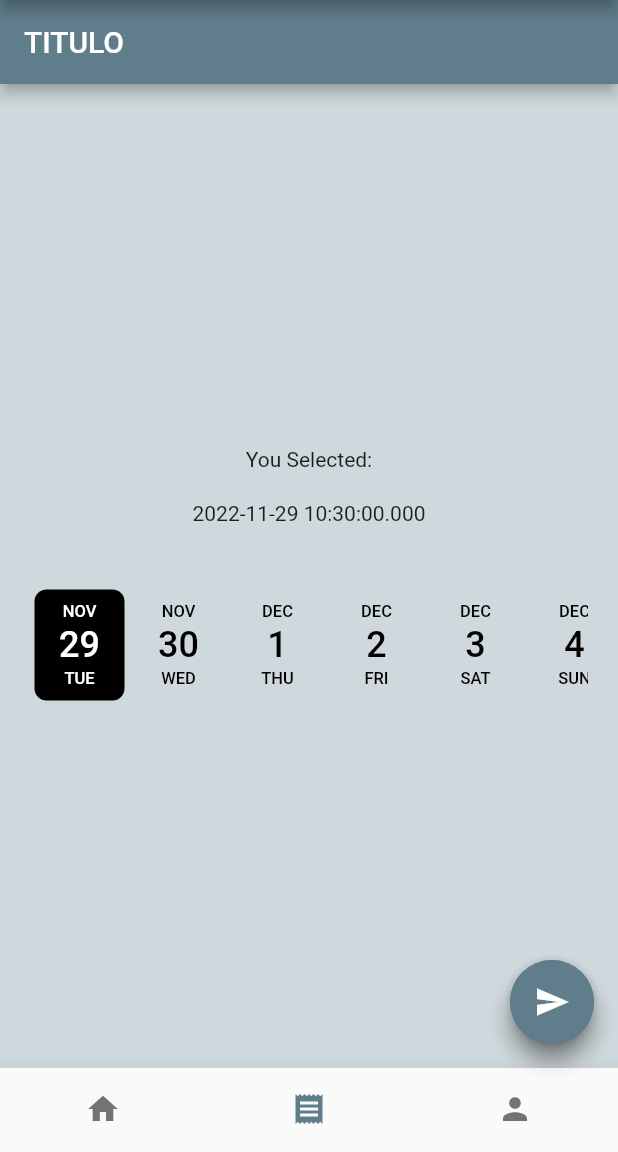
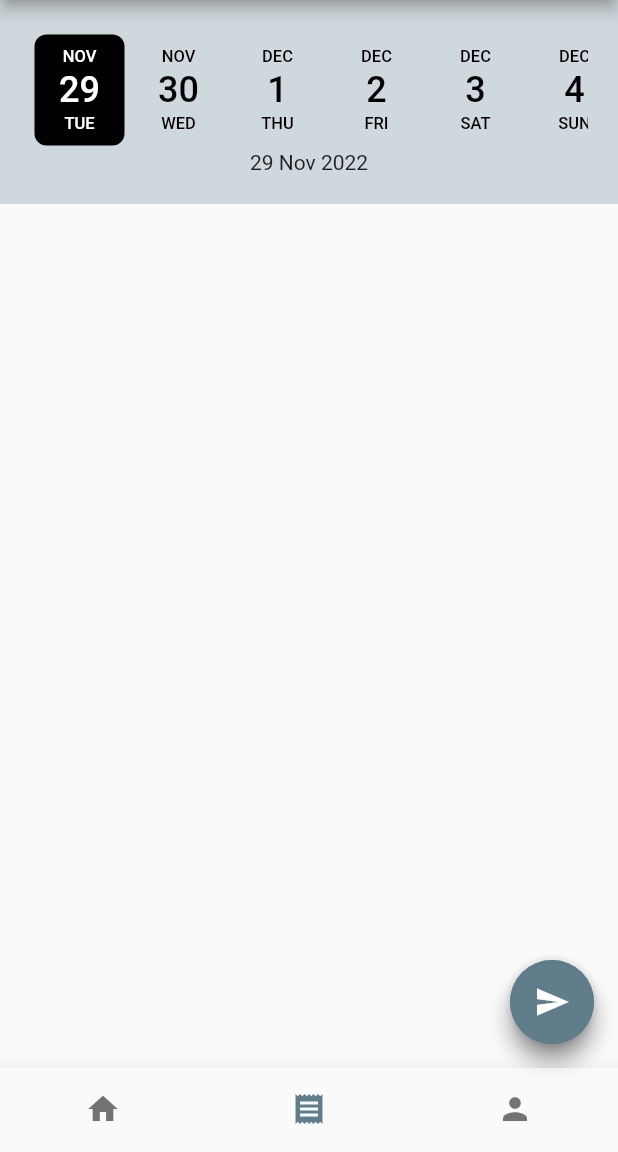
Before and after one commit to JaiPi/dataplate-app-client, a Flutter app: the screen it shows after launch, item 2 of the bottom bar chosen, on a phone screen of 412 x 824 dp, the part 84-1236 px from its top. Run offline on Flutter 3.47's test engine with Material 2 defaults, Android fonts, the phone set to English and light mode, and no system bars; drawn by our look-alikes of date_picker_timeline; network calls fail.

Commit message:
Clean data picker

```diff
--- a/client/lib/views/senhas_view.dart
+++ b/client/lib/views/senhas_view.dart
@@ -1,5 +1,6 @@
 import 'package:flutter/material.dart';
 import 'package:date_picker_timeline/date_picker_timeline.dart';
+import 'package:intl/intl.dart';
 
 class Senhasview extends StatefulWidget {
   const Senhasview({super.key});
@@ -13,11 +14,11 @@ class _SenhasviewState extends State<Senhasview> {
 
   DateTime _selectedValue = DateTime.now();
 
-
   @override
   void initState() {
     super.initState();
   }
+
   @override
   Widget build(BuildContext context) {
     return Scaffold(
@@ -27,25 +28,15 @@ class _SenhasviewState extends State<Senhasview> {
           _controller.animateToSelection();
         },
       ),
-        appBar: AppBar(
-          title: Text("TITULO"),
-        ),
-        body: Container(
+      body: Column(
+        children: [
+          Container(
             padding: const EdgeInsets.all(20.0),
             color: Colors.blueGrey[100],
             child: Column(
-            mainAxisAlignment: MainAxisAlignment.center,
+              mainAxisAlignment: MainAxisAlignment.start,
               children: <Widget>[
-              const Text("You Selected:"),
-              const Padding(
-                padding: EdgeInsets.all(10),
-              ),
-              Text(_selectedValue.toString()),
-              const Padding(
-                padding: EdgeInsets.all(20),
-              ),
-              Container(
-                child: DatePicker(
+                DatePicker(
                   DateTime.now(),
                   width: 60,
                   height: 80,
@@ -65,9 +56,12 @@ class _SenhasviewState extends State<Senhasview> {
                     });
                   },
                 ),
+                Text(DateFormat('dd MMM yyyy').format(_selectedValue)),
+              ],
+            ),
           ),
         ],
       ),
-        ));
+    );
   }
 }
--- a/client/pubspec.yaml
+++ b/client/pubspec.yaml
@@ -49,6 +49,7 @@ dev_dependencies:
   flutter_lints: ^2.0.0
   http: ^0.13.5
   date_picker_timeline: ^1.2.3
+  intl: ^0.17.0
 
 # For information on the generic Dart part of this file, see the
 # following page: https://dart.dev/tools/pub/pubspec
```
Also changed, not shown: client/pubspec.lock. Lines whose indentation alone changed are shown as unchanged.
